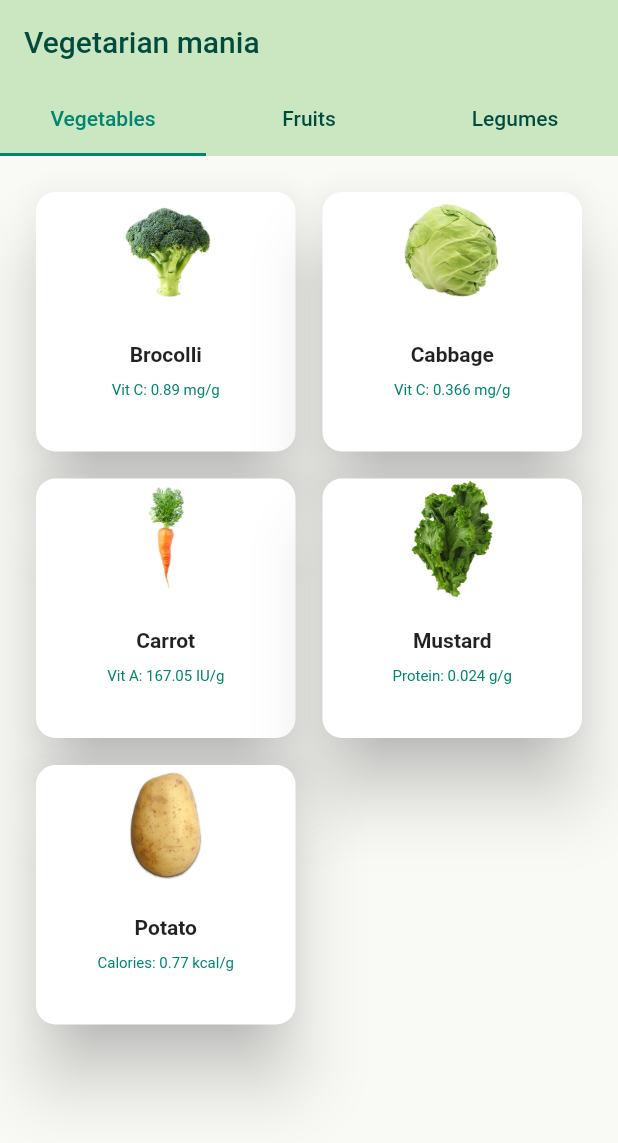
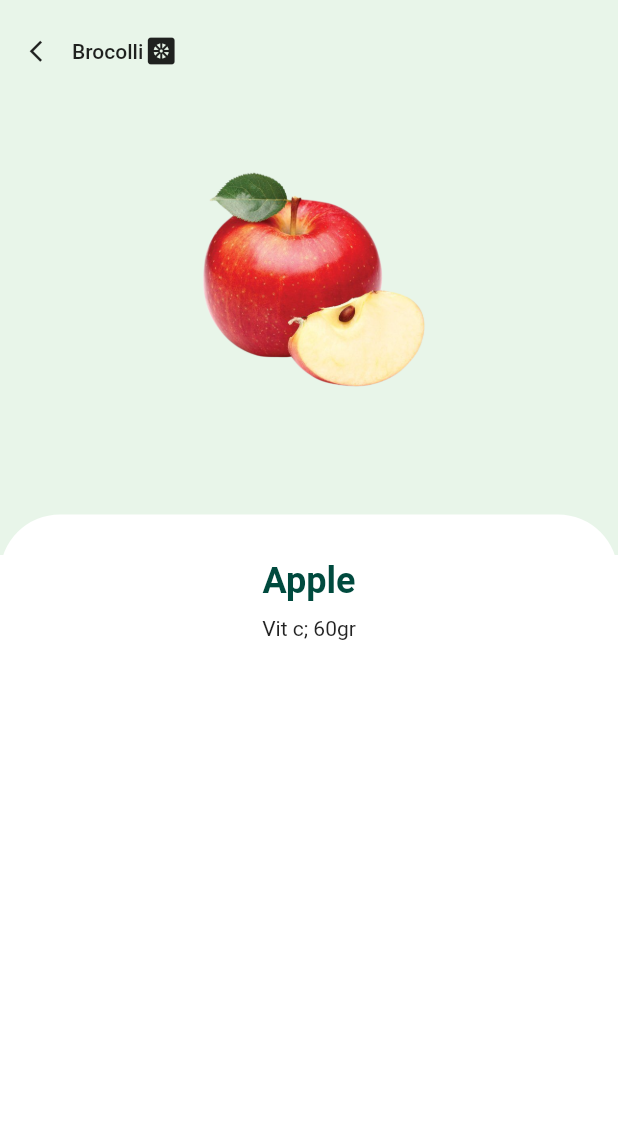
Before and after one commit to rintosaputro/flutter_vegetarian, a Flutter app: the screen it shows after launch, after a tap on "Brocolli", on a phone screen of 412 x 824 dp. Shown: the top 1143 px of the screen. Run offline on Flutter 3.47's test engine with Material 2 defaults, Android fonts, the phone set to English and light mode, and no system bars.

Commit message:
feat: item detail screen

```diff
--- /dev/null
+++ b/lib/item_detail_screen.dart
@@ -0,0 +1,91 @@
+import 'package:flutter/material.dart';
+import 'package:flutter_vegetarian/model/colors.dart';
+import 'package:flutter_vegetarian/model/items_vegetarian.dart';
+
+class ItemDetail extends StatelessWidget {
+  final ItemsVegetarian item;
+
+  const ItemDetail({Key? key, required this.item}) : super(key: key);
+
+  @override
+  Widget build(BuildContext context) {
+    return Scaffold(
+      backgroundColor: Colors.white,
+      body: SingleChildScrollView(
+        child: Column(
+          children: <Widget>[
+            Stack(
+              children: <Widget>[
+                Container(
+                    padding: const EdgeInsets.only(top: 10),
+                    width: MediaQuery.of(context).size.width,
+                    height: 370,
+                    color: Colors.green[50],
+                    child: Center(
+                        child: SizedBox(
+                      height: 160,
+                      child: Image.asset('images/fruits/apple.png'),
+                    ))),
+                SafeArea(
+                  child: Padding(
+                    padding: const EdgeInsets.only(top: 10),
+                    child: Row(
+                      children: <Widget>[
+                        Row(
+                          children: <Widget>[
+                            IconButton(
+                              onPressed: () {
+                                Navigator.pop(context);
+                              },
+                              icon: const Icon(
+                                Icons.arrow_back_ios_new,
+                                size: 17,
+                              ),
+                            ),
+                            Text(
+                              item.name,
+                              style:
+                                  const TextStyle(fontWeight: FontWeight.w500),
+                            )
+                          ],
+                        ),
+                        const Icon(Icons.heat_pump_rounded)
+                      ],
+                    ),
+                  ),
+                ),
+              ],
+            ),
+            Container(
+              width: MediaQuery.of(context).size.width,
+              padding: const EdgeInsets.only(
+                top: 30,
+              ),
+              decoration: const BoxDecoration(
+                  color: Colors.white,
+                  borderRadius: BorderRadius.only(
+                      topLeft: Radius.circular(40),
+                      topRight: Radius.circular(40))),
+              transform: Matrix4.translationValues(0.0, -27.0, 0.0),
+              child: const Column(
+                children: <Widget>[
+                  Text(
+                    'Apple',
+                    style: TextStyle(
+                        fontWeight: FontWeight.bold,
+                        fontSize: 24.0,
+                        color: colorPrimary),
+                  ),
+                  SizedBox(
+                    height: 10,
+                  ),
+                  Text('Vit c; 60gr')
+                ],
+              ),
+            )
+          ],
+        ),
+      ),
+    );
+  }
+}
--- a/lib/main_screen.dart
+++ b/lib/main_screen.dart
@@ -1,11 +1,10 @@
 import 'package:flutter/material.dart';
 import 'package:flutter_vegetarian/model/items_vegetarian.dart';
+import 'package:flutter_vegetarian/item_detail_screen.dart';
+import 'package:flutter_vegetarian/model/colors.dart';
 
 class MainScreen extends StatelessWidget {
   const MainScreen({Key? key}) : super(key: key);
-
-  final Color? colorTextAppbar = const Color.fromARGB(255, 0, 74, 62);
-  final Color? colorSelectedTab = const Color.fromARGB(255, 2, 132, 111);
 
   @override
   Widget build(BuildContext context) {
@@ -15,13 +14,13 @@ class MainScreen extends StatelessWidget {
           appBar: AppBar(
             backgroundColor: const Color.fromRGBO(203, 231, 194, 1),
             elevation: 0,
-            title: Text('Vegetarian mania',
-                style: TextStyle(color: colorTextAppbar)),
-            bottom: TabBar(
-              labelColor: colorSelectedTab,
-              unselectedLabelColor: colorTextAppbar,
-              indicatorColor: colorSelectedTab,
-              tabs: const [
+            title: const Text('Vegetarian mania',
+                style: TextStyle(color: colorPrimary)),
+            bottom: const TabBar(
+              labelColor: colorSecondary,
+              unselectedLabelColor: colorPrimary,
+              indicatorColor: colorSecondary,
+              tabs: [
                 Tab(text: 'Vegetables'),
                 Tab(text: 'Fruits'),
                 Tab(text: 'Legumes')
@@ -79,7 +78,10 @@ class CardItem extends StatelessWidget {
   @override
   Widget build(BuildContext context) {
     return InkWell(
-      onTap: () {},
+      onTap: () {
+        Navigator.push(context,
+            MaterialPageRoute(builder: (context) => ItemDetail(item: item)));
+      },
       child: Card(
         elevation: 20,
         shape:
--- /dev/null
+++ b/lib/model/colors.dart
@@ -0,0 +1,4 @@
+import 'package:flutter/material.dart';
+
+const Color colorPrimary = Color.fromARGB(255, 0, 74, 62);
+const Color colorSecondary = Color.fromARGB(255, 2, 132, 111);
--- a/lib/model/items_vegetarian.dart
+++ b/lib/model/items_vegetarian.dart
@@ -1,4 +1,5 @@
 class ItemsVegetarian {
+  String type;
   String name;
   String nutrition;
   String imageAsset;
@@ -6,7 +7,8 @@ class ItemsVegetarian {
   String description;
 
   ItemsVegetarian(
-      {required this.name,
+      {required this.type,
+      required this.name,
       required this.nutrition,
       required this.imageAsset,
       required this.priceInMarket,
@@ -15,6 +17,7 @@ class ItemsVegetarian {
 
 var vegetables = [
   ItemsVegetarian(
+      type: 'vegetables',
       name: 'Brocolli',
       nutrition: 'Vit C: 0.89 mg/g',
       imageAsset: 'images/vegetables/brocolli.png',
@@ -22,6 +25,7 @@ var vegetables = [
       description:
           'Broccoli is a highly nutritious cruciferous vegetable with a wealth of health benefits. It is packed with essential vitamins and minerals, making it a valuable addition to any diet. Broccoli is a rich source of vitamin C, which boosts the immune system and supports skin health. It is also high in vitamin K, contributing to bone health and blood clotting. Furthermore, broccoli provides vitamin A, crucial for vision and immune function, and folate, important for cell division and DNA synthesis. The fiber content aids in digestion and helps maintain bowel regularity. Broccoli contains various antioxidants, like sulforaphane and quercetin, which protect against oxidative stress and reduce the risk of chronic diseases. Its low-calorie and low-fat nature make it an excellent choice for weight management. Enjoyed steamed, roasted, stir-fried, or added to soups and salads, broccoli is a delicious and nutritious addition to a well-rounded diet.'),
   ItemsVegetarian(
+      type: 'vegetables',
       name: 'Cabbage',
       nutrition: 'Vit C: 0.366 mg/g',
       imageAsset: 'images/vegetables/cabbage.png',
@@ -29,6 +33,7 @@ var vegetables = [
       description:
           'Cabbage is a highly nutritious and versatile vegetable that offers an array of health benefits. It is low in calories but rich in essential nutrients. Cabbage is an excellent source of vitamin C, providing a boost to the immune system and promoting healthy skin. It is also high in vitamin K, which plays a key role in bone health and blood clotting. Additionally, cabbage contains vitamin B6, which is essential for metabolism and brain function. The fiber content aids in digestion and helps with bowel regularity. Cabbage belongs to the cruciferous vegetable family, known for its high levels of antioxidants, such as sulforaphane and kaempferol, which help protect the body from oxidative stress and may reduce the risk of chronic diseases. Enjoyed raw in salads, steamed, sautéed, or fermented to make dishes like sauerkraut, cabbage is a nutritious and delicious addition to a healthy diet.'),
   ItemsVegetarian(
+      type: 'vegetables',
       name: 'Carrot',
       nutrition: 'Vit A: 167.05 IU/g',
       imageAsset: 'images/vegetables/carrot.png',
@@ -36,6 +41,7 @@ var vegetables = [
       description:
           'Carrots are a nutrient-dense and vibrant orange vegetable with a host of health benefits. They are an excellent source of beta-carotene, a powerful antioxidant that the body converts into vitamin A, essential for vision, immune function, and healthy skin. Carrots also provide vitamin C, supporting the immune system and collagen production for healthy skin and connective tissues. The fiber in carrots aids in digestion and promotes bowel regularity. Additionally, they contain potassium, which contributes to heart health and helps regulate blood pressure. The antioxidants in carrots, such as lutein and zeaxanthin, are beneficial for eye health. With their crunchy texture and sweet flavor, carrots are a convenient and delicious snack when raw, and they add natural sweetness to various cooked dishes like stews, soups, and stir-fries. Incorporating carrots into your diet can be a simple and enjoyable way to boost your overall health and well-being.'),
   ItemsVegetarian(
+      type: 'vegetables',
       name: 'Mustard',
       nutrition: 'Protein: 0.024 g/g',
       imageAsset: 'images/vegetables/mustard.png',
@@ -43,6 +49,7 @@ var vegetables = [
       description:
           'Mustard is a versatile condiment made from mustard seeds and has some potential health benefits. Mustard seeds are a good source of various nutrients, including protein, fiber, vitamin B6, and minerals such as calcium, magnesium, and potassium. The spice also contains compounds like glucosinolates, which have been associated with potential health-promoting properties. Some studies suggest that consuming mustard seeds or mustard products may help support digestion, reduce inflammation, and provide antioxidant benefits. However, it`s essential to note that the potential health benefits of mustard are mostly related to consuming it in moderation as a condiment rather than in large quantities. As with any food, individual dietary needs and preferences should be taken into consideration.'),
   ItemsVegetarian(
+      type: 'vegetables',
       name: 'Potato',
       nutrition: 'Calories: 0.77 kcal/g',
       imageAsset: 'images/vegetables/potatoes.png',
@@ -53,6 +60,7 @@ var vegetables = [
 
 var fruits = [
   ItemsVegetarian(
+      type: 'fruits',
       name: 'Apple',
       nutrition: 'Vit A: 0.03 IU/g',
       imageAsset: 'images/fruits/apple.png',
@@ -60,6 +68,7 @@ var fruits = [
       description:
           'Apples are a popular and delicious fruit known for their sweet and crisp flavor. They are not only satisfying to the taste buds but also offer a range of essential nutrients. A medium-sized apple (about 182 grams) provides approximately 95 calories and contains a variety of vitamins and minerals. Apples are a rich source of dietary fiber, promoting healthy digestion and providing a feeling of fullness, making them a great snack for weight management. They are also packed with vitamin C, which boosts the immune system and supports healthy skin. Additionally, apples provide small amounts of potassium, an essential mineral for heart health, and vitamin K, which plays a role in blood clotting and bone health. Consuming apples as part of a balanced diet can contribute to overall well-being and provide a delicious and nutritious way to satisfy sweet cravings.'),
   ItemsVegetarian(
+      type: 'fruits',
       name: 'Grapes',
       nutrition: 'Potassium: 1.91 mg/g',
       imageAsset: 'images/fruits/grapes.png',
@@ -67,6 +76,7 @@ var fruits = [
       description:
           'Grapes are succulent and sweet berries that come in a variety of colors, including green, red, and purple. They are not only a delightful snack but also offer a range of nutritional benefits. Grapes are relatively low in calories, with about 70-80 calories per 100-gram serving. They are an excellent source of natural sugars, making them a healthier alternative to refined sweets. Grapes are rich in antioxidants, such as resveratrol, which may have potential health benefits, including promoting heart health and reducing inflammation. They also provide essential vitamins and minerals, including vitamin C, vitamin K, and potassium. Additionally, grapes contain dietary fiber, which aids in digestion and helps maintain bowel regularity. Including grapes in your diet can add a burst of flavor and nutrition, making them a tasty and healthy choice for snacking or adding to salads, desserts, and smoothies.'),
   ItemsVegetarian(
+      type: 'fruits',
       name: 'Mango',
       nutrition: 'Diatery Fiber: 0.016 g/g',
       imageAsset: 'images/fruits/mango.png',
@@ -74,6 +84,7 @@ var fruits = [
       description:
           'Mangoes are tropical fruits loved for their juicy, sweet, and refreshing taste. They are not only a delectable treat but also offer a wide range of nutritional benefits. A medium-sized mango (about 150 grams) contains approximately 100 calories and is packed with essential vitamins and minerals. Mangoes are a rich source of vitamin C, which supports the immune system, promotes healthy skin, and aids in collagen production. They also provide vitamin A, contributing to vision health and immune function. Mangoes are a good source of dietary fiber, aiding in digestion and promoting a feeling of fullness. Additionally, mangoes contain potassium, an essential mineral for heart health and regulating blood pressure. With their vibrant color and luscious taste, mangoes are a delightful addition to various dishes, such as smoothies, salads, salsas, and desserts, providing both deliciousness and nutritional value to your diet.'),
   ItemsVegetarian(
+      type: 'fruits',
       name: 'Orange',
       nutrition: 'Vit C: 0.53 g/g',
       imageAsset: 'images/fruits/orange.png',
@@ -81,6 +92,7 @@ var fruits = [
       description:
           'Oranges are bright and citrusy fruits that are not only flavorful but also rich in essential nutrients. A medium-sized orange (about 130 grams) contains approximately 62 calories and offers a variety of health benefits. Oranges are an excellent source of vitamin C, providing more than the recommended daily intake, which boosts the immune system, supports collagen production for healthy skin, and aids in iron absorption. They also contain vitamin A, contributing to vision and immune health. Oranges are a good source of dietary fiber, promoting digestive health and helping with bowel regularity. Additionally, oranges provide potassium, an important mineral for heart health and maintaining proper blood pressure levels. Enjoyed as a fresh snack or used in juices, smoothies, salads, and desserts, oranges are a delicious and nutritious addition to a balanced diet, offering a burst of tangy goodness and a range of essential nutrients.'),
   ItemsVegetarian(
+      type: 'fruits',
       name: 'Peach',
       nutrition: 'Vit C: 0.09 g/g',
       imageAsset: 'images/fruits/peach.png',
@@ -91,6 +103,7 @@ var fruits = [
 
 var legumes = [
   ItemsVegetarian(
+      type: 'legumes',
       name: 'Black Beans',
       nutrition: 'Protein: 0.0886 g/g',
       imageAsset: 'images/legumes/black-beans.png',
@@ -98,6 +111,7 @@ var legumes = [
       description:
           'Black beans are a great source of protein, fiber, and antioxidants. They are commonly used in Mexican and Latin American dishes, such as burritos, tacos, and salads.'),
   ItemsVegetarian(
+      type: 'legumes',
       name: 'Black Eyed Peas',
       nutrition: 'Protein: 0.08 g/g',
       imageAsset: 'images/legumes/black-eyed-peas.png',
@@ -105,6 +119,7 @@ var legumes = [
       description:
           'Black-eyed peas are rich in protein, fiber, and various vitamins and minerals. They are commonly used in Southern cuisine and can be included in salads, stews, and side dishes.'),
   ItemsVegetarian(
+      type: 'legumes',
       name: 'Kidney Beans',
       nutrition: 'Protein: 0.0867 g/g',
       imageAsset: 'images/legumes/kidney-beans.png',
@@ -112,6 +127,7 @@ var legumes = [
       description:
           ': Kidney beans are a popular legume that is rich in protein, fiber, and iron. They are commonly used in chili, soups, and salads.'),
   ItemsVegetarian(
+      type: 'legumes',
       name: 'Peas',
       nutrition: 'Peas: 0.0542 g/g',
       imageAsset: 'images/legumes/peas.png',
@@ -119,6 +135,7 @@ var legumes = [
       description:
           'Peas are a delicious and nutritious legume. They are a good source of protein, fiber, and vitamins. Peas can be used in various dishes, such as stir-fries, rice dishes, and soups.'),
   ItemsVegetarian(
+      type: 'legumes',
       name: 'Soybeans',
       nutrition: 'Protein: 0..173 g/g',
       imageAsset: 'images/legumes/soybeans.png',
```
